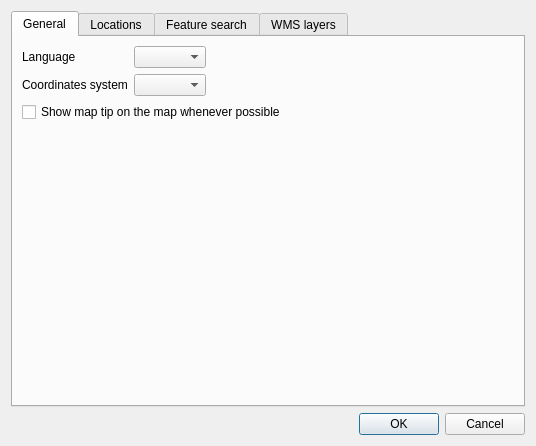
Above: swiss_locator/ui/config.ui from opengisch/qgis-swiss-locator before the change. Below: the same form after it.
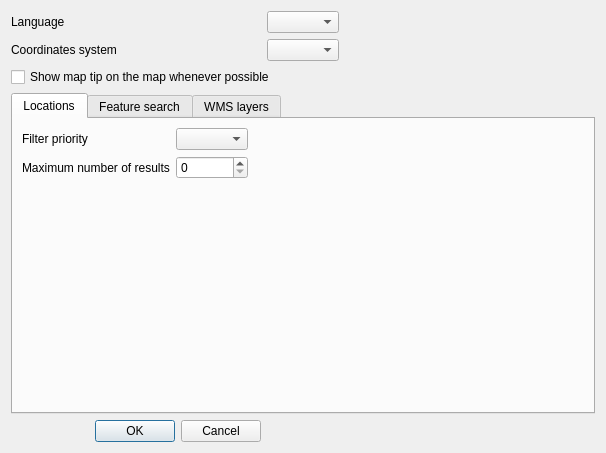
That is the form after the change. Custom widgets are drawn as their Qt base class.

Commit message:
improved config dialog
* display general on top
* load proper tab depending on the filter

What changed in the file:
```diff
--- a/swiss_locator/ui/config.ui
+++ b/swiss_locator/ui/config.ui
@@ -6,34 +6,14 @@
    <rect>
     <x>0</x>
     <y>0</y>
-    <width>536</width>
-    <height>446</height>
+    <width>606</width>
+    <height>453</height>
    </rect>
   </property>
   <property name="windowTitle">
    <string>Swiss locator filter configuration</string>
   </property>
   <layout class="QGridLayout" name="gridLayout">
-   <item row="6" column="0">
-    <widget class="QDialogButtonBox" name="buttonBox">
-     <property name="orientation">
-      <enum>Qt::Horizontal</enum>
-     </property>
-     <property name="standardButtons">
-      <set>QDialogButtonBox::Cancel|QDialogButtonBox::Ok</set>
-     </property>
-    </widget>
-   </item>
-   <item row="0" column="0">
-    <widget class="QTabWidget" name="tabWidget">
-     <property name="currentIndex">
-      <number>0</number>
-     </property>
-     <widget class="QWidget" name="tab">
-      <attribute name="title">
-       <string>General</string>
-      </attribute>
-      <layout class="QGridLayout" name="gridLayout_2">
        <item row="0" column="0">
         <widget class="QLabel" name="label_5">
          <property name="text">
@@ -41,9 +21,6 @@
          </property>
         </widget>
        </item>
-       <item row="1" column="1">
-        <widget class="QComboBox" name="crs"/>
-       </item>
        <item row="1" column="0">
         <widget class="QLabel" name="label_4">
          <property name="text">
@@ -51,21 +28,21 @@
          </property>
         </widget>
        </item>
+   <item row="1" column="1">
+    <widget class="QComboBox" name="crs"/>
+   </item>
        <item row="0" column="1">
         <widget class="QComboBox" name="lang"/>
        </item>
-       <item row="3" column="0">
-        <spacer name="verticalSpacer">
+   <item row="10" column="0">
+    <widget class="QDialogButtonBox" name="buttonBox">
          <property name="orientation">
-          <enum>Qt::Vertical</enum>
-         </property>
-         <property name="sizeHint" stdset="0">
-          <size>
-           <width>20</width>
-           <height>40</height>
-          </size>
-         </property>
-        </spacer>
+      <enum>Qt::Horizontal</enum>
+     </property>
+     <property name="standardButtons">
+      <set>QDialogButtonBox::Cancel|QDialogButtonBox::Ok</set>
+     </property>
+    </widget>
        </item>
        <item row="0" column="2">
         <spacer name="horizontalSpacer_5">
@@ -80,16 +57,12 @@
          </property>
         </spacer>
        </item>
-       <item row="2" column="0" colspan="3">
-        <widget class="QCheckBox" name="show_map_tip">
-         <property name="text">
-          <string>Show map tip on the map whenever possible</string>
-         </property>
-        </widget>
-       </item>
-      </layout>
-     </widget>
-     <widget class="QWidget" name="tab_3">
+   <item row="4" column="0" colspan="3">
+    <widget class="QTabWidget" name="tabWidget">
+     <property name="currentIndex">
+      <number>0</number>
+     </property>
+     <widget class="QWidget" name="locations">
       <attribute name="title">
        <string>Locations</string>
       </attribute>
@@ -305,6 +278,13 @@
      </widget>
     </widget>
    </item>
+   <item row="2" column="0" colspan="3">
+    <widget class="QCheckBox" name="show_map_tip">
+     <property name="text">
+      <string>Show map tip on the map whenever possible</string>
+     </property>
+    </widget>
+   </item>
   </layout>
  </widget>
  <customwidgets>
```
Left out of the diff: 20 changed lines with no effect on the pictures. Lines whose indentation alone changed are shown as unchanged. The commit also changes 2 other files.
